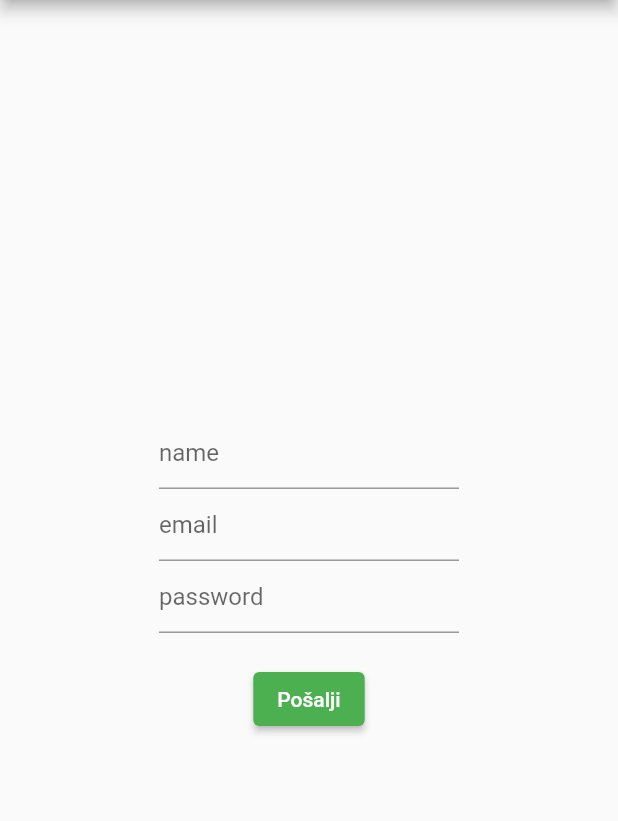
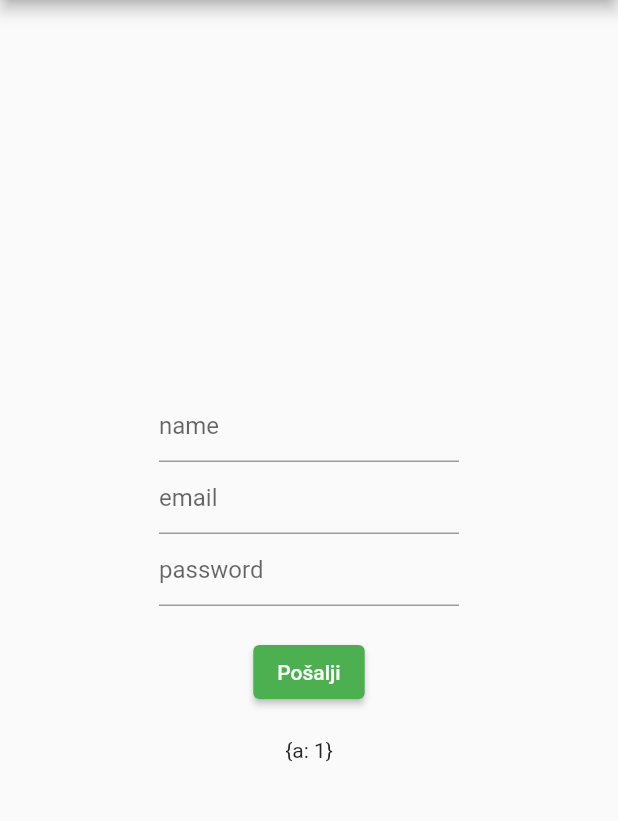
Before and after one commit to kfranic1/Hevento, a Flutter app: the screen it shows once a user with an empty profile is signed in, after a tap on "Postani partner", on a phone screen of 412 x 824 dp, the part 84-905 px from its top. Run offline on Flutter 3.47's test engine with Material 2 defaults, Android fonts, the phone set to English and light mode, and no system bars; our stand-ins replace cloud_firestore, firebase_auth, firebase_core, url_strategy; missing offline and left inert: cloud_firestore_web, firebase_auth_web, firebase_core_web; accounts and stored records are empty.

Commit message:
Parametrized links
Small QOA improvements

```diff
--- a/lib/main.dart
+++ b/lib/main.dart
@@ -20,9 +20,6 @@ void main() async {
 class MyApp extends StatelessWidget {
   const MyApp({Key? key}) : super(key: key);
 
-  static final RouteInformationParser<Object> _routeInformationParser = CustomRouteInformationParser();
-  static final RouterDelegate<Object> _routerDelegate = CustomRouterDelegate();
-
   // This widget is the root of your application.
   @override
   Widget build(BuildContext context) {
@@ -35,11 +32,11 @@ class MyApp extends StatelessWidget {
           create: (context) => context.read<AuthService>().authStateChanges,
           initialData: null,
         ),
-        Provider<RouteInformationParser<Object>>(
-          create: (context) => _routeInformationParser,
+        Provider<CustomRouteInformationParser>(
+          create: (context) => CustomRouteInformationParser(),
         ),
-        ListenableProvider<RouterDelegate<Object>>(
-          create: (context) => _routerDelegate,
+        ListenableProvider<CustomRouterDelegate>(
+          create: (context) => CustomRouterDelegate(),
         ),
       ],
       child: Builder(builder: (context) {
@@ -59,19 +56,19 @@ class MyApp extends StatelessWidget {
                     }),
             actions: [
               ElevatedButton(
-                onPressed: () => (Provider.of<RouterDelegate<Object>>(context, listen: false) as CustomRouterDelegate).goToHome(),
+                onPressed: () => context.read<CustomRouterDelegate>().goToHome(),
                 child: const Text("Home"),
               ),
               ElevatedButton(
-                onPressed: () => (Provider.of<RouterDelegate<Object>>(context, listen: false) as CustomRouterDelegate).goToPartner(),
+                onPressed: () => context.read<CustomRouterDelegate>().goToPartner(params: {'a': '1'}),
                 child: const Text("Postani partner"),
               ),
               ElevatedButton(
-                onPressed: () => (Provider.of<RouterDelegate<Object>>(context, listen: false) as CustomRouterDelegate).goToTest(),
+                onPressed: () => context.read<CustomRouterDelegate>().goToTest(),
                 child: const Text("Test"),
               ),
               ElevatedButton(
-                onPressed: () async => print(await Provider.of<AuthService>(context, listen: false).signOut()),
+                onPressed: () async => await Provider.of<AuthService>(context, listen: false).signOut(),
                 child: const Text("logout"),
               ),
             ],
@@ -82,8 +79,8 @@ class MyApp extends StatelessWidget {
               primarySwatch: Colors.green,
             ),
             debugShowCheckedModeBanner: false,
-            routeInformationParser: _routeInformationParser,
-            routerDelegate: _routerDelegate,
+            routeInformationParser: context.read<CustomRouteInformationParser>(),
+            routerDelegate: context.read<CustomRouterDelegate>(),
           ),
         );
       }),
--- a/lib/pages/home_page.dart
+++ b/lib/pages/home_page.dart
@@ -6,7 +6,7 @@ class LandingPage extends StatelessWidget {
   @override
   Widget build(BuildContext context) {
     return Center(
-      child:  Column(
+      child: Column(
         mainAxisAlignment: MainAxisAlignment.center,
         children: const [
           Text(
@@ -16,7 +16,6 @@ class LandingPage extends StatelessWidget {
               fontSize: 40,
             ),
           ),
-
         ],
       ),
     );
--- a/lib/pages/partner_page.dart
+++ b/lib/pages/partner_page.dart
@@ -3,7 +3,8 @@ import 'package:hevento/services/auth_service.dart';
 import 'package:provider/provider.dart';
 
 class PartnerPage extends StatelessWidget {
-  PartnerPage({Key? key}) : super(key: key);
+  final String? params;
+  PartnerPage({Key? key, this.params}) : super(key: key);
 
   final TextEditingController _nameController = TextEditingController();
   final TextEditingController _emailController = TextEditingController();
@@ -40,6 +41,8 @@ class PartnerPage extends StatelessWidget {
                 },
                 child: const Text("Pošalji"),
               ),
+              const SizedBox(height: 20),
+              Text(params ?? "null"),
             ],
           ),
         ),
--- a/lib/routing/configuraiton.dart
+++ b/lib/routing/configuraiton.dart
@@ -1,12 +1,20 @@
+import 'package:hevento/services/extensions/string_extension.dart';
+
 class Configuration {
   final String? pathName;
+  final Map<String, String>? pathParams;
 
-  Configuration.home() : pathName = null;
+  Configuration.home()
+      : pathName = null,
+        pathParams = null;
 
-  Configuration.otherPage(this.pathName);
-
-  Configuration.unknown() : pathName = null;
+  Configuration.otherPage(this.pathName) : pathParams = pathName!.paramsFromUrl();
 
   bool get isHomePage => pathName == null;
   bool get isOtherPage => pathName != null;
+
+  @override
+  String toString() {
+    return (pathName ?? '') + '__' + (pathParams.toString());
+  }
 }
--- a/lib/routing/custom_route_information_parser.dart
+++ b/lib/routing/custom_route_information_parser.dart
@@ -7,7 +7,7 @@ class CustomRouteInformationParser extends RouteInformationParser<Configuration>
     final uri = Uri.parse(routeInformation.location!);
 
     if (uri.pathSegments.isEmpty) return Configuration.home();
-    return Configuration.otherPage(uri.pathSegments.join('/').toString());
+    return Configuration.otherPage(uri.toString().substring(1));
   }
 
   @override
--- a/lib/routing/custom_router_delegate.dart
+++ b/lib/routing/custom_router_delegate.dart
@@ -4,6 +4,8 @@ import 'package:hevento/pages/partner_page.dart';
 import 'package:hevento/pages/test.dart';
 import 'package:hevento/routing/routes.dart';
 import 'package:provider/provider.dart';
+import 'package:hevento/services/extensions/map_extensions.dart';
+import 'package:hevento/services/extensions/string_extension.dart';
 
 import '../pages/home_page.dart';
 
@@ -32,9 +34,9 @@ class CustomRouterDelegate extends RouterDelegate<Configuration> with ChangeNoti
               MaterialPage(
                 key: ValueKey(_configuration.pathName),
                 child: Builder(builder: (context) {
-                  switch (_configuration.pathName) {
+                  switch (_configuration.pathName!.removeUrl()) {
                     case Routes.partner:
-                      return PartnerPage();
+                      return PartnerPage(params: _configuration.pathParams.toString());
                     case Routes.test:
                       return Testing();
                     default:
@@ -60,20 +62,20 @@ class CustomRouterDelegate extends RouterDelegate<Configuration> with ChangeNoti
   }
 
   @override
-  void goToHome() {
+  void goToHome({Map<String, String>? params}) {
     setNewRoutePath(Configuration.home());
     notifyListeners();
   }
 
   @override
-  void goToPartner() {
-    setNewRoutePath(Configuration.otherPage(Routes.partner));
+  void goToPartner({Map<String, String>? params}) {
+    setNewRoutePath(Configuration.otherPage(Routes.partner + params.toStringFromParams()));
     notifyListeners();
   }
 
   @override
-  void goToTest() {
-    setNewRoutePath(Configuration.otherPage(Routes.test));
+  void goToTest({Map<String, String>? params}) {
+    setNewRoutePath(Configuration.otherPage(Routes.test + params.toStringFromParams()));
     notifyListeners();
   }
 }
--- a/lib/routing/routes.dart
+++ b/lib/routing/routes.dart
@@ -3,9 +3,9 @@ abstract class Routes {
   static const String partner = "partner";
   static const String test = "partner/test";
 
-  void goToHome() {}
+  void goToHome({Map<String,String>? params}) {}
 
-  void goToPartner() {}
+  void goToPartner({Map<String,String>? params}) {}
 
-  void goToTest() {}
+  void goToTest({Map<String,String>? params}) {}
 }
--- /dev/null
+++ b/lib/services/extensions/map_extensions.dart
@@ -0,0 +1,8 @@
+extension MapExt on Map<String, String>? {
+  String toStringFromParams() {
+    if (this == null) return '';
+    List<String> ret = [];
+    this!.forEach((key, value) => ret.add("$key=$value"));
+    return '?' + ret.join('&');
+  }
+}
--- /dev/null
+++ b/lib/services/extensions/string_extension.dart
@@ -0,0 +1,17 @@
+extension StringExt on String {
+  Map<String, String>? paramsFromUrl() {
+    if (!contains('?')) return null;
+    Map<String, String>? ret = {};
+    List<String> pairs = substring(indexOf('?') + 1).split('&');
+    for (String x in pairs) {
+      List<String> temp = x.split('=');
+      ret[temp[0]] = temp[1];
+    }
+    return ret;
+  }
+
+  String removeUrl() {
+    if (!contains('?')) return this;
+    return substring(0, indexOf('?'));
+  }
+}
```
Also changed, not shown: 1 other file.
